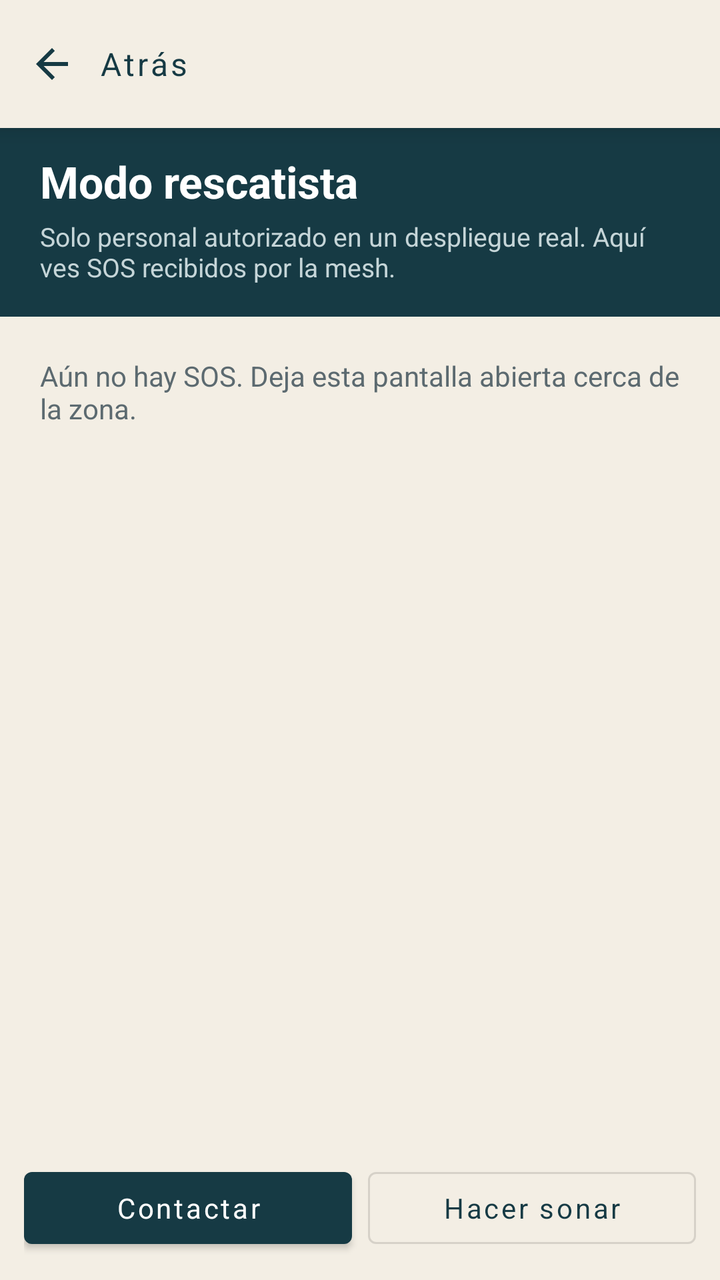
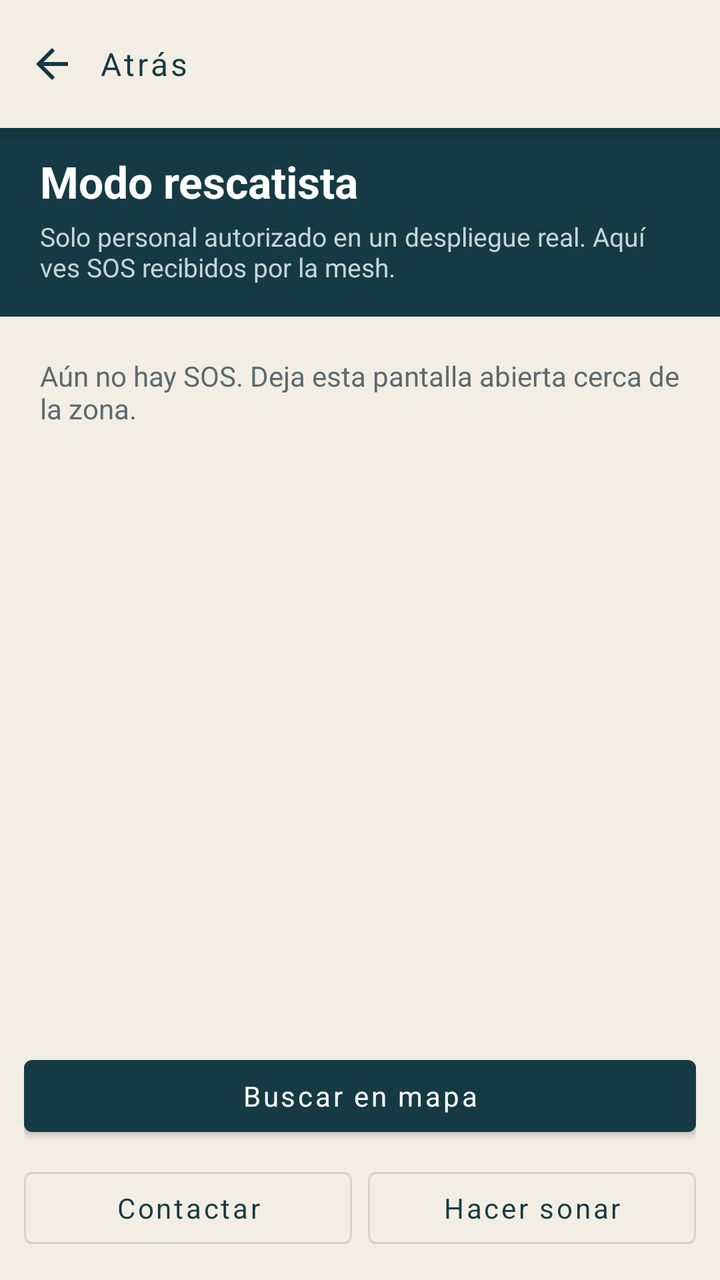

The first picture is an Android layout as it rendered before a commit; the second is the same layout after the commit. The layout source and the unified diff follow.
<!-- AndroidManifest.xml: application theme Theme.RedDeAyuda -->
<!-- res/layout/activity_rescue.xml -->
<?xml version="1.0" encoding="utf-8"?>
<LinearLayout xmlns:android="http://schemas.android.com/apk/res/android"
    android:layout_width="match_parent"
    android:layout_height="match_parent"
    android:background="@color/paper"
    android:orientation="vertical">

    <include
        android:id="@+id/sosBanner"
        layout="@layout/view_sos_banner" />

    <include layout="@layout/view_back_bar" />

    <LinearLayout
        android:layout_width="match_parent"
        android:layout_height="wrap_content"
        android:background="@color/navy"
        android:orientation="vertical"
        android:paddingStart="20dp"
        android:paddingTop="12dp"
        android:paddingEnd="20dp"
        android:paddingBottom="16dp">

        <TextView
            android:layout_width="wrap_content"
            android:layout_height="wrap_content"
            android:text="Modo rescatista"
            android:textColor="@color/white"
            android:textSize="22sp"
            android:textStyle="bold" />

        <TextView
            android:layout_width="wrap_content"
            android:layout_height="wrap_content"
            android:layout_marginTop="4dp"
            android:text="Solo personal autorizado en un despliegue real. Aquí ves SOS recibidos por la mesh."
            android:textColor="#C5D5D8"
            android:textSize="13sp" />
    </LinearLayout>

    <TextView
        android:id="@+id/empty"
        android:layout_width="match_parent"
        android:layout_height="wrap_content"
        android:padding="20dp"
        android:text="Aún no hay SOS. Deja esta pantalla abierta cerca de la zona."
        android:textColor="@color/ink_soft" />

    <ScrollView
        android:layout_width="match_parent"
        android:layout_height="0dp"
        android:layout_weight="1">

        <LinearLayout
            android:id="@+id/list"
            android:layout_width="match_parent"
            android:layout_height="wrap_content"
            android:orientation="vertical"
            android:padding="12dp" />
    </ScrollView>

    <LinearLayout
        android:layout_width="match_parent"
        android:layout_height="wrap_content"
        android:orientation="horizontal"
        android:padding="12dp">

        <com.google.android.material.button.MaterialButton
            android:id="@+id/btnContact"
            android:layout_width="0dp"
            android:layout_height="wrap_content"
            android:layout_weight="1"
            android:text="@string/contact"
            android:textAllCaps="false" />

        <com.google.android.material.button.MaterialButton
            android:id="@+id/btnSound"
            style="@style/Widget.MaterialComponents.Button.OutlinedButton"
            android:layout_width="0dp"
            android:layout_height="wrap_content"
            android:layout_marginStart="8dp"
            android:layout_weight="1"
            android:text="@string/sound"
            android:textAllCaps="false" />
    </LinearLayout>
</LinearLayout>
<!-- res/layout/view_sos_banner.xml (included above) -->
<?xml version="1.0" encoding="utf-8"?>
<LinearLayout xmlns:android="http://schemas.android.com/apk/res/android"
    android:layout_width="match_parent"
    android:layout_height="wrap_content"
    android:background="@color/sos"
    android:orientation="vertical"
    android:paddingStart="14dp"
    android:paddingTop="8dp"
    android:paddingEnd="14dp"
    android:paddingBottom="8dp"
    android:visibility="gone">

    <TextView
        android:layout_width="match_parent"
        android:layout_height="wrap_content"
        android:text="@string/sos_banner_title"
        android:textColor="@color/white"
        android:textSize="13sp"
        android:textStyle="bold" />

    <TextView
        android:id="@+id/bannerAck"
        android:layout_width="match_parent"
        android:layout_height="wrap_content"
        android:layout_marginTop="1dp"
        android:text="@string/sos_notif_text"
        android:textColor="#FFCDD2"
        android:textSize="11sp" />

    <LinearLayout
        android:layout_width="match_parent"
        android:layout_height="wrap_content"
        android:layout_marginTop="6dp"
        android:orientation="horizontal">

        <com.google.android.material.button.MaterialButton
            android:id="@+id/bannerImHere"
            style="@style/Widget.MaterialComponents.Button.TextButton"
            android:layout_width="0dp"
            android:layout_height="32dp"
            android:layout_weight="1"
            android:insetTop="0dp"
            android:insetBottom="0dp"
            android:minHeight="32dp"
            android:text="@string/im_here"
            android:textAllCaps="false"
            android:textColor="@color/white"
            android:textSize="12sp" />

        <com.google.android.material.button.MaterialButton
            android:id="@+id/bannerImOk"
            android:layout_width="0dp"
            android:layout_height="32dp"
            android:layout_marginStart="8dp"
            android:layout_weight="1"
            android:insetTop="0dp"
            android:insetBottom="0dp"
            android:minHeight="32dp"
            android:text="@string/im_ok"
            android:textAllCaps="false"
            android:textSize="12sp" />
    </LinearLayout>
</LinearLayout>
<!-- res/layout/view_back_bar.xml (included above) -->
<?xml version="1.0" encoding="utf-8"?>
<LinearLayout xmlns:android="http://schemas.android.com/apk/res/android"
    xmlns:app="http://schemas.android.com/apk/res-auto"
    android:id="@+id/backBar"
    android:layout_width="match_parent"
    android:layout_height="wrap_content"
    android:background="@color/paper"
    android:elevation="6dp"
    android:gravity="center_vertical"
    android:orientation="horizontal"
    android:paddingStart="4dp"
    android:paddingTop="6dp"
    android:paddingEnd="8dp"
    android:paddingBottom="6dp">

    <com.google.android.material.button.MaterialButton
        android:id="@+id/btnBack"
        style="@style/Widget.MaterialComponents.Button.TextButton"
        android:layout_width="wrap_content"
        android:layout_height="52dp"
        android:contentDescription="@string/back"
        android:insetTop="0dp"
        android:insetBottom="0dp"
        android:minWidth="110dp"
        android:paddingStart="10dp"
        android:paddingEnd="14dp"
        android:text="@string/back"
        android:textAllCaps="false"
        android:textColor="@color/navy"
        android:textSize="16sp"
        app:icon="@drawable/ic_back"
        app:iconGravity="start"
        app:iconPadding="6dp"
        app:iconTint="@color/navy" />

    <TextView
        android:id="@+id/barTitle"
        android:layout_width="0dp"
        android:layout_height="wrap_content"
        android:layout_marginStart="4dp"
        android:layout_weight="1"
        android:ellipsize="end"
        android:maxLines="1"
        android:textColor="@color/navy"
        android:textSize="16sp"
        android:textStyle="bold" />
</LinearLayout>
<!-- resources referenced by this layout -->
<resources>
  <color name="ink_soft">#5C6A70</color>
  <color name="navy">#163A44</color>
  <color name="paper">#F3EEE4</color>
  <color name="sos">#C62828</color>
  <color name="white">#FFFFFF</color>
  <!-- drawable ic_back (drawable) -->
  <?xml version="1.0" encoding="utf-8"?>
  <vector xmlns:android="http://schemas.android.com/apk/res/android"
      android:width="24dp"
      android:height="24dp"
      android:viewportWidth="24"
      android:viewportHeight="24">
      <path
          android:fillColor="#163A44"
          android:pathData="M20,11H7.83l5.59,-5.59L12,4l-8,8 8,8 1.41,-1.41L7.83,13H20v-2z" />
  </vector>
  <string name="back">Atrás</string>
  <string name="contact">Contactar</string>
  <string name="im_here">Estoy aquí</string>
  <string name="im_ok">Estoy bien</string>
  <string name="sos_banner_title">Estás pidiendo ayuda — puedes seguir usando la app</string>
  <string name="sos_notif_text">No hace falta internet ni saldo. El mensaje viaja de teléfono en teléfono.</string>
  <string name="sound">Hacer sonar</string>
  <style name="Theme.RedDeAyuda" parent="Theme.MaterialComponents.Light.NoActionBar">
          <item name="colorPrimary">@color/navy</item>
          <item name="colorPrimaryVariant">@color/navy_deep</item>
          <item name="colorOnPrimary">@color/white</item>
          <item name="colorSecondary">@color/teal</item>
          <item name="colorAccent">@color/teal</item>
          <item name="android:statusBarColor">@color/navy_deep</item>
          <item name="android:navigationBarColor">@color/paper</item>
          <item name="android:windowBackground">@color/paper</item>
          <item name="android:fontFamily">sans-serif</item>
          <item name="android:textColor">@color/ink</item>
      </style>
  <color name="navy_deep">#0F2A32</color>
  <color name="teal">#2A7A78</color>
  <color name="ink">#1A2428</color>
</resources>

<!-- the commit's change to res/layout/activity_rescue.xml (unified diff, before → after) -->
@@ -62,26 +62,41 @@
     <LinearLayout
         android:layout_width="match_parent"
         android:layout_height="wrap_content"
-        android:orientation="horizontal"
+        android:orientation="vertical"
         android:padding="12dp">
 
         <com.google.android.material.button.MaterialButton
-            android:id="@+id/btnContact"
-            android:layout_width="0dp"
-            android:layout_height="wrap_content"
-            android:layout_weight="1"
-            android:text="@string/contact"
+            android:id="@+id/btnFinder"
+            android:layout_width="match_parent"
+            android:layout_height="wrap_content"
+            android:text="@string/finder_open"
             android:textAllCaps="false" />
 
-        <com.google.android.material.button.MaterialButton
-            android:id="@+id/btnSound"
-            style="@style/Widget.MaterialComponents.Button.OutlinedButton"
-            android:layout_width="0dp"
-            android:layout_height="wrap_content"
-            android:layout_marginStart="8dp"
-            android:layout_weight="1"
-            android:text="@string/sound"
-            android:textAllCaps="false" />
+        <LinearLayout
+            android:layout_width="match_parent"
+            android:layout_height="wrap_content"
+            android:layout_marginTop="8dp"
+            android:orientation="horizontal">
+
+            <com.google.android.material.button.MaterialButton
+                android:id="@+id/btnContact"
+                style="@style/Widget.MaterialComponents.Button.OutlinedButton"
+                android:layout_width="0dp"
+                android:layout_height="wrap_content"
+                android:layout_weight="1"
+                android:text="@string/contact"
+                android:textAllCaps="false" />
+
+            <com.google.android.material.button.MaterialButton
+                android:id="@+id/btnSound"
+                style="@style/Widget.MaterialComponents.Button.OutlinedButton"
+                android:layout_width="0dp"
+                android:layout_height="wrap_content"
+                android:layout_marginStart="8dp"
+                android:layout_weight="1"
+                android:text="@string/sound"
+                android:textAllCaps="false" />
+        </LinearLayout>
     </LinearLayout>
 </LinearLayout>
 <!-- res/layout/view_sos_banner.xml (included above) -->
<!-- resource entries referenced after the edit -->
@@ -18,6 +18,7 @@
   </vector>
   <string name="back">Atrás</string>
   <string name="contact">Contactar</string>
+  <string name="finder_open">Buscar en mapa</string>
   <string name="im_here">Estoy aquí</string>
   <string name="im_ok">Estoy bien</string>
   <string name="sos_banner_title">Estás pidiendo ayuda — puedes seguir usando la app</string>
